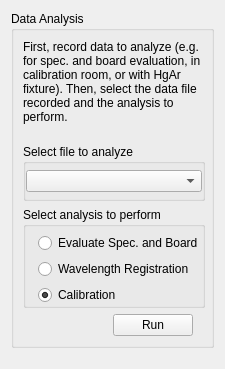
The window that inlinino/resources/widget_hypernav_analyze.ui (OceanOptics/Inlinino) describes before a commit, drawn with Qt 5.
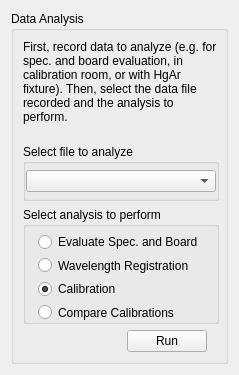
The same window after the commit.

Commit message: Added HyperNav compare calibration method to analysis

The edit to the form file:
```diff
--- a/inlinino/resources/widget_hypernav_analyze.ui
+++ b/inlinino/resources/widget_hypernav_analyze.ui
@@ -6,8 +6,8 @@
    <rect>
     <x>0</x>
     <y>0</y>
-    <width>225</width>
-    <height>369</height>
+    <width>239</width>
+    <height>375</height>
    </rect>
   </property>
   <property name="windowTitle">
@@ -142,6 +142,13 @@
            </property>
           </widget>
          </item>
+         <item>
+          <widget class="QRadioButton" name="rb_compare_cals">
+           <property name="text">
+            <string>Compare Calibrations</string>
+           </property>
+          </widget>
+         </item>
         </layout>
        </widget>
       </item>
```
The commit also changes 2 other files.
